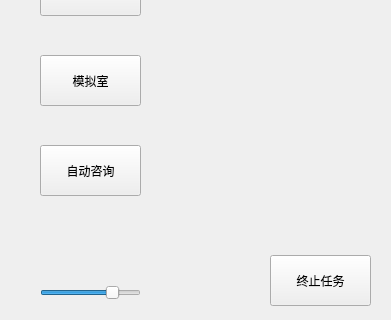
This is auto_script.ui in gdxxp/NIKKE-helper as Qt 5 draws it before an edit; both pictures show x 0 to 391 and y 185 to 505 of the 391 by 505 pixel window. The edited form follows.
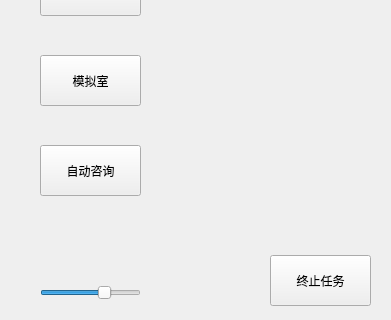
This is the edited form. Icons and pictures are not drawn.

What changed in the file:
```diff
--- a/auto_script.ui
+++ b/auto_script.ui
@@ -150,7 +150,7 @@
     </rect>
    </property>
    <property name="minimum">
-    <number>2</number>
+    <number>4</number>
    </property>
    <property name="maximum">
     <number>10</number>
```
Left out of the diff: 2 changed lines with no effect on the pictures.
